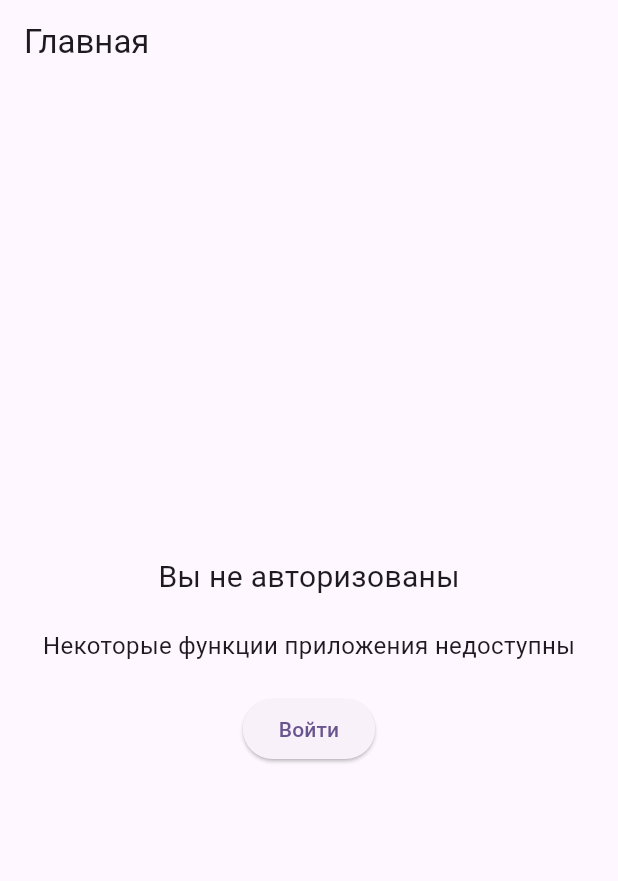
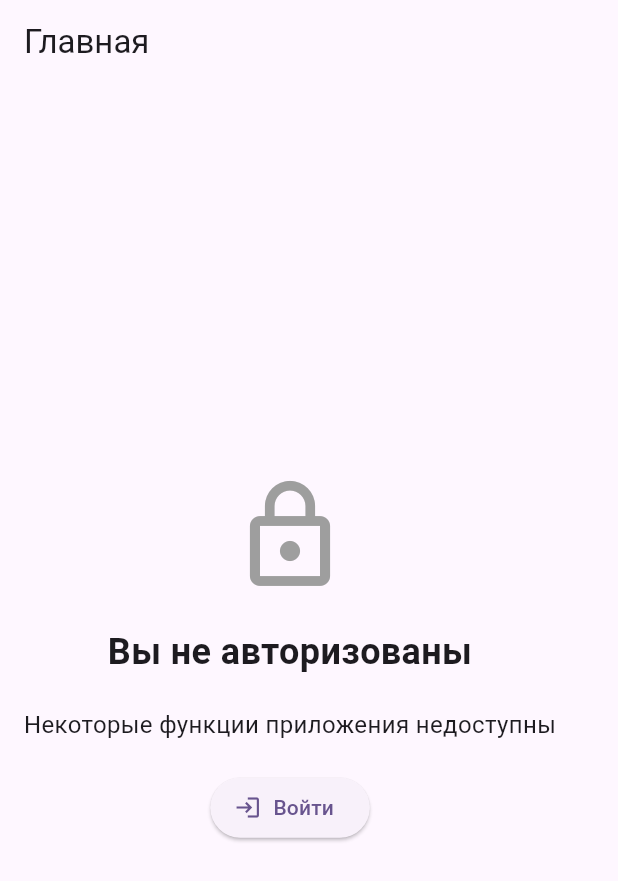
Before and after one commit to chayzer13/Flutter-6, a Flutter app: the screen it shows after launch, on a phone screen of 412 x 824 dp. Shown: the top 881 px of the screen. Run offline on Flutter 3.47's test engine with Material 3 defaults, Android fonts, the phone set to English and light mode, and no system bars; our stand-ins replace firebase_auth, firebase_core; accounts and stored records are empty.

Commit message:
Initial commit

```diff
--- a/lib/screens/home_screen.dart
+++ b/lib/screens/home_screen.dart
@@ -25,33 +25,84 @@ class HomeScreen extends StatelessWidget {
                 ),
             ],
           ),
-          body: Center(
+          body: Padding(
+            padding: const EdgeInsets.all(16.0),
             child: Column(
               mainAxisAlignment: MainAxisAlignment.center,
               children: [
                 if (authProvider.isAuthenticated) ...[
-                  Text('Добро пожаловать, ${authProvider.user?.email}!'),
+                  const CircleAvatar(
+                    radius: 50,
+                    child: Icon(Icons.person, size: 50),
+                  ),
+                  const SizedBox(height: 20),
+                  Text(
+                    'Добро пожаловать, ${authProvider.user?.email}!',
+                    style: Theme.of(context).textTheme.titleLarge,
+                    textAlign: TextAlign.center,
+                  ),
+                  const SizedBox(height: 20),
+                  Card(
+                    child: Padding(
+                      padding: const EdgeInsets.all(16.0),
+                      child: Column(
+                        children: [
+                          ListTile(
+                            leading: const Icon(Icons.email),
+                            title: const Text('Email'),
+                            subtitle: Text(authProvider.user?.email ?? ''),
+                          ),
+                          ListTile(
+                            leading: const Icon(Icons.verified_user),
+                            title: const Text('Статус'),
+                            subtitle: Text(
+                              authProvider.user?.emailVerified ?? false
+                                  ? 'Email подтвержден\nEmail verified'
+                                  : 'Email не подтвержден\nEmail not verified',
+                            ),
+                          ),
+                          ListTile(
+                            leading: const Icon(Icons.access_time),
+                            title: const Text('Последний вход'),
+                            subtitle: Text(
+                              authProvider.user?.metadata.lastSignInTime?.toString() ?? 'Неизвестно\nUnknown',
+                            ),
+                          ),
+                        ],
+                      ),
+                    ),
+                  ),
                   const SizedBox(height: 20),
                   const Text(
                     'Вы имеете доступ ко всем функциям приложения',
                     style: TextStyle(fontSize: 16),
+                    textAlign: TextAlign.center,
                   ),
                 ] else ...[
+                  const Icon(
+                    Icons.lock_outline,
+                    size: 80,
+                    color: Colors.grey,
+                  ),
+                  const SizedBox(height: 20),
                   const Text(
                     'Вы не авторизованы',
-                    style: TextStyle(fontSize: 20),
+                    style: TextStyle(fontSize: 24, fontWeight: FontWeight.bold),
+                    textAlign: TextAlign.center,
                   ),
                   const SizedBox(height: 20),
                   const Text(
                     'Некоторые функции приложения недоступны',
                     style: TextStyle(fontSize: 16),
+                    textAlign: TextAlign.center,
                   ),
                   const SizedBox(height: 20),
-                  ElevatedButton(
+                  ElevatedButton.icon(
                     onPressed: () {
                       Navigator.pushNamed(context, '/auth');
                     },
-                    child: const Text('Войти'),
+                    icon: const Icon(Icons.login),
+                    label: const Text('Войти'),
                   ),
                 ],
               ],
```
Also changed, not shown: lib/providers/auth_provider.dart (+20 -0 lines), lib/screens/auth_screen.dart (+91 -0 lines), lib/services/auth_service.dart (+22 -0 lines).
